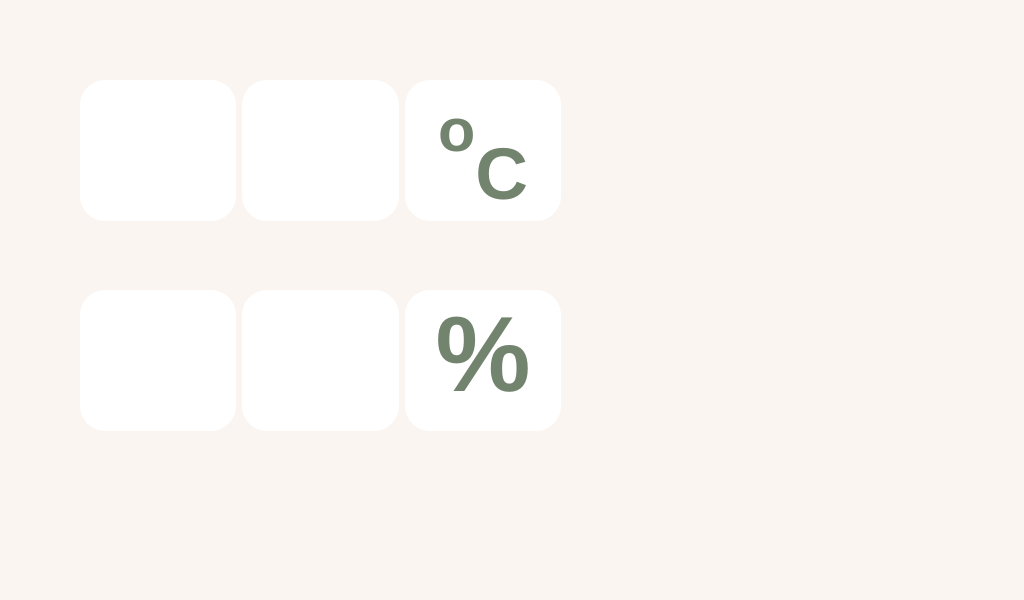
This is iot/kiosk/kiosk.ui in YOUNPRIZE/ChameleHOME as Qt 5 draws it before an edit. The edited form follows.
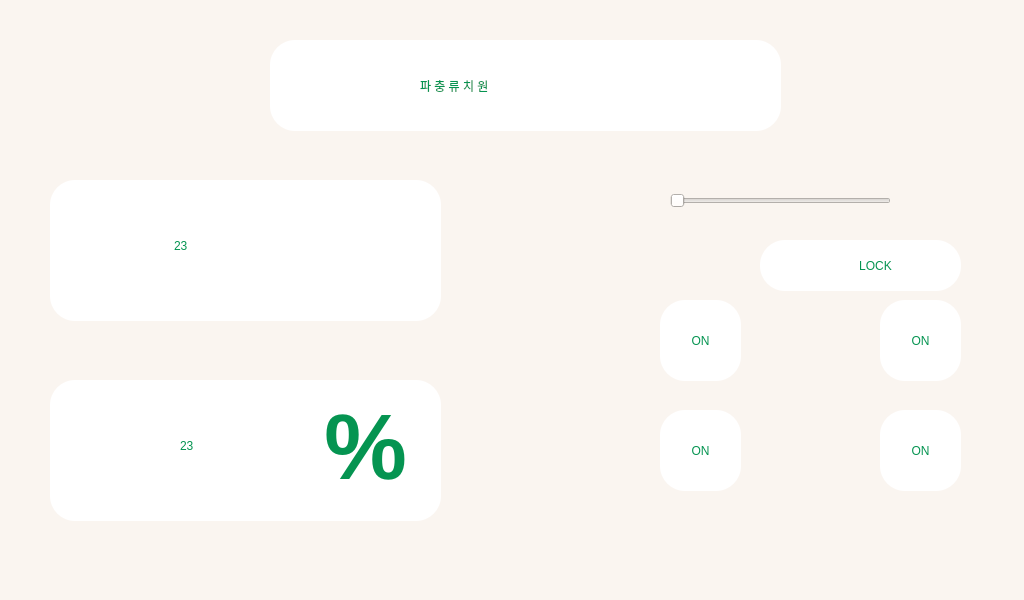
This is the edited form. Icons and pictures are not drawn.

Commit message: [Update] Jira : S09P12A101-248, S09P12A101-249 1. test and makes serial communication 2. add lock func in kiosk

Patch:
```diff
--- a/iot/kiosk/kiosk.ui
+++ b/iot/kiosk/kiosk.ui
@@ -23,90 +23,428 @@
    <widget class="QWidget" name="horizontalLayoutWidget">
     <property name="geometry">
      <rect>
-      <x>80</x>
-      <y>80</y>
-      <width>481</width>
-      <height>141</height>
+      <x>560</x>
+      <y>150</y>
+      <width>331</width>
+      <height>91</height>
      </rect>
     </property>
-    <layout class="QHBoxLayout" name="horizontalLayout">
-     <item>
-      <widget class="QColumnView" name="temp_img">
-       <property name="styleSheet">
-        <string notr="true">background-color: rgb(255, 255, 255);
-border-image: url(:/newPrefix/temp.png);
-border-radius: 25%</string>
-       </property>
-      </widget>
-     </item>
-     <item>
-      <widget class="QColumnView" name="temp_val">
-       <property name="styleSheet">
-        <string notr="true">background-color: rgb(255, 255, 255);
-border-radius: 25%</string>
-       </property>
-      </widget>
-     </item>
-     <item>
-      <widget class="QTextBrowser" name="temp_unit">
-       <property name="styleSheet">
-        <string notr="true">background-color: rgb(255, 255, 255);
-border-radius: 25%</string>
-       </property>
-       <property name="html">
-        <string>&lt;!DOCTYPE HTML PUBLIC &quot;-//W3C//DTD HTML 4.0//EN&quot; &quot;http://www.w3.org/TR/REC-html40/strict.dtd&quot;&gt;
-&lt;html&gt;&lt;head&gt;&lt;meta name=&quot;qrichtext&quot; content=&quot;1&quot; /&gt;&lt;style type=&quot;text/css&quot;&gt;
-p, li { white-space: pre-wrap; }
-&lt;/style&gt;&lt;/head&gt;&lt;body style=&quot; font-family:'Sans Serif'; font-size:9pt; font-weight:400; font-style:normal;&quot;&gt;
-&lt;p align=&quot;center&quot; style=&quot; margin-top:0px; margin-bottom:0px; margin-left:0px; margin-right:0px; -qt-block-indent:0; text-indent:0px;&quot;&gt;&lt;span style=&quot; font-size:70pt; font-weight:600; color:#72836e; vertical-align:super;&quot;&gt;o&lt;/span&gt;&lt;span style=&quot; font-size:83pt; font-weight:600; color:#72836e; vertical-align:sub;&quot;&gt;C&lt;/span&gt;&lt;/p&gt;&lt;/body&gt;&lt;/html&gt;</string>
-       </property>
-      </widget>
-     </item>
-    </layout>
+    <widget class="QColumnView" name="columnView">
+     <property name="geometry">
+      <rect>
+       <x>10</x>
+       <y>10</y>
+       <width>81</width>
+       <height>81</height>
+      </rect>
+     </property>
+     <property name="styleSheet">
+      <string notr="true">border-image: url(:/newPrefix/led.png);
+border-radius: 25%;</string>
+     </property>
+    </widget>
+    <widget class="QSlider" name="horizontalSlider">
+     <property name="geometry">
+      <rect>
+       <x>110</x>
+       <y>30</y>
+       <width>221</width>
+       <height>41</height>
+      </rect>
+     </property>
+     <property name="styleSheet">
+      <string notr="true">selection-color: rgb(157, 178, 151);
+</string>
+     </property>
+     <property name="maximum">
+      <number>255</number>
+     </property>
+     <property name="singleStep">
+      <number>3</number>
+     </property>
+     <property name="orientation">
+      <enum>Qt::Horizontal</enum>
+     </property>
+    </widget>
    </widget>
    <widget class="QWidget" name="horizontalLayoutWidget_2">
     <property name="geometry">
      <rect>
-      <x>80</x>
-      <y>290</y>
-      <width>481</width>
+      <x>50</x>
+      <y>380</y>
+      <width>391</width>
       <height>141</height>
      </rect>
     </property>
-    <layout class="QHBoxLayout" name="horizontalLayout_2">
-     <item>
-      <widget class="QColumnView" name="hunid_img">
-       <property name="styleSheet">
-        <string notr="true">background-color: rgb(255, 255, 255);
+    <property name="styleSheet">
+     <string notr="true">background-color: rgb(255, 255, 255);
+border-radius: 25%;</string>
+    </property>
+    <widget class="QColumnView" name="humid_img">
+     <property name="geometry">
+      <rect>
+       <x>20</x>
+       <y>20</y>
+       <width>101</width>
+       <height>101</height>
+      </rect>
+     </property>
+     <property name="styleSheet">
+      <string notr="true">background-color: rgb(255, 255, 255);
 border-image: url(:/newPrefix/humid.png);
 border-radius: 25%</string>
-       </property>
-      </widget>
-     </item>
-     <item>
-      <widget class="QColumnView" name="humid_val">
-       <property name="styleSheet">
-        <string notr="true">background-color: rgb(255, 255, 255);
+     </property>
+    </widget>
+    <widget class="QTextBrowser" name="humid_unit">
+     <property name="geometry">
+      <rect>
+       <x>250</x>
+       <y>10</y>
+       <width>131</width>
+       <height>121</height>
+      </rect>
+     </property>
+     <property name="styleSheet">
+      <string notr="true">background-color: rgb(255, 255, 255);
+border-radius: 25%;
+color: rgb(5, 148, 81);</string>
+     </property>
+     <property name="html">
+      <string>&lt;!DOCTYPE HTML PUBLIC &quot;-//W3C//DTD HTML 4.0//EN&quot; &quot;http://www.w3.org/TR/REC-html40/strict.dtd&quot;&gt;
+&lt;html&gt;&lt;head&gt;&lt;meta name=&quot;qrichtext&quot; content=&quot;1&quot; /&gt;&lt;meta charset=&quot;utf-8&quot; /&gt;&lt;style type=&quot;text/css&quot;&gt;
+p, li { white-space: pre-wrap; }
+hr { height: 1px; border-width: 0; }
+li.unchecked::marker { content: &quot;\2610&quot;; }
+li.checked::marker { content: &quot;\2612&quot;; }
+&lt;/style&gt;&lt;/head&gt;&lt;body style=&quot; font-family:'맑은 고딕'; font-size:9pt; font-weight:400; font-style:normal;&quot;&gt;
+&lt;p align=&quot;center&quot; style=&quot; margin-top:0px; margin-bottom:0px; margin-left:0px; margin-right:0px; -qt-block-indent:0; text-indent:0px;&quot;&gt;&lt;span style=&quot; font-family:'Sans Serif'; font-size:70pt; font-weight:600; color:#059451;&quot;&gt;%&lt;/span&gt;&lt;/p&gt;&lt;/body&gt;&lt;/html&gt;</string>
+     </property>
+    </widget>
+    <widget class="QLabel" name="humid_val">
+     <property name="geometry">
+      <rect>
+       <x>130</x>
+       <y>30</y>
+       <width>121</width>
+       <height>71</height>
+      </rect>
+     </property>
+     <property name="styleSheet">
+      <string notr="true">background-color: rgb(255, 255, 255);
+color: rgb(5, 148, 81);
+font-weight: &quot;Bolder&quot;;
+font: 700 62pt &quot;맑은 고딕&quot;;
+</string>
+     </property>
+     <property name="text">
+      <string>23</string>
+     </property>
+    </widget>
+   </widget>
+   <widget class="QWidget" name="widget_3" native="true">
+    <property name="geometry">
+     <rect>
+      <x>50</x>
+      <y>180</y>
+      <width>391</width>
+      <height>141</height>
+     </rect>
+    </property>
+    <property name="styleSheet">
+     <string notr="true">background-color: rgb(255, 255, 255);
+border-radius: 25%;</string>
+    </property>
+    <widget class="QColumnView" name="temp_img">
+     <property name="geometry">
+      <rect>
+       <x>0</x>
+       <y>10</y>
+       <width>131</width>
+       <height>121</height>
+      </rect>
+     </property>
+     <property name="styleSheet">
+      <string notr="true">background-color: rgb(255, 255, 255);
+border-image: url(:/newPrefix/temp.png);
+border-image: url(:/newPrefix/temp.png);
 border-radius: 25%</string>
-       </property>
-      </widget>
-     </item>
-     <item>
-      <widget class="QTextBrowser" name="humid_unit">
-       <property name="styleSheet">
-        <string notr="true">background-color: rgb(255, 255, 255);
+     </property>
+    </widget>
+    <widget class="QTextBrowser" name="temp_unit">
+     <property name="geometry">
+      <rect>
+       <x>250</x>
+       <y>10</y>
+       <width>111</width>
+       <height>101</height>
+      </rect>
+     </property>
+     <property name="styleSheet">
+      <string notr="true">background-color: rgb(255, 255, 255);
+border-image: url(:/newPrefix/temperature_celsius_icon_137115.png);
 border-radius: 25%</string>
-       </property>
-       <property name="html">
-        <string>&lt;!DOCTYPE HTML PUBLIC &quot;-//W3C//DTD HTML 4.0//EN&quot; &quot;http://www.w3.org/TR/REC-html40/strict.dtd&quot;&gt;
-&lt;html&gt;&lt;head&gt;&lt;meta name=&quot;qrichtext&quot; content=&quot;1&quot; /&gt;&lt;style type=&quot;text/css&quot;&gt;
+     </property>
+     <property name="html">
+      <string>&lt;!DOCTYPE HTML PUBLIC &quot;-//W3C//DTD HTML 4.0//EN&quot; &quot;http://www.w3.org/TR/REC-html40/strict.dtd&quot;&gt;
+&lt;html&gt;&lt;head&gt;&lt;meta name=&quot;qrichtext&quot; content=&quot;1&quot; /&gt;&lt;meta charset=&quot;utf-8&quot; /&gt;&lt;style type=&quot;text/css&quot;&gt;
 p, li { white-space: pre-wrap; }
-&lt;/style&gt;&lt;/head&gt;&lt;body style=&quot; font-family:'Sans Serif'; font-size:9pt; font-weight:400; font-style:normal;&quot;&gt;
-&lt;p align=&quot;center&quot; style=&quot; margin-top:0px; margin-bottom:0px; margin-left:0px; margin-right:0px; -qt-block-indent:0; text-indent:0px;&quot;&gt;&lt;span style=&quot; font-size:80pt; font-weight:600; color:#72836e;&quot;&gt;%&lt;/span&gt;&lt;/p&gt;&lt;/body&gt;&lt;/html&gt;</string>
-       </property>
-      </widget>
-     </item>
-    </layout>
+hr { height: 1px; border-width: 0; }
+li.unchecked::marker { content: &quot;\2610&quot;; }
+li.checked::marker { content: &quot;\2612&quot;; }
+&lt;/style&gt;&lt;/head&gt;&lt;body style=&quot; font-family:'맑은 고딕'; font-size:9pt; font-weight:400; font-style:normal;&quot;&gt;
+&lt;p align=&quot;center&quot; style=&quot;-qt-paragraph-type:empty; margin-top:0px; margin-bottom:0px; margin-left:0px; margin-right:0px; -qt-block-indent:0; text-indent:0px;&quot;&gt;&lt;br /&gt;&lt;/p&gt;&lt;/body&gt;&lt;/html&gt;</string>
+     </property>
+    </widget>
+    <widget class="QLabel" name="temp_val">
+     <property name="geometry">
+      <rect>
+       <x>124</x>
+       <y>30</y>
+       <width>121</width>
+       <height>71</height>
+      </rect>
+     </property>
+     <property name="styleSheet">
+      <string notr="true">background-color: rgb(255, 255, 255);
+color: rgb(5, 148, 81);
+font-weight: &quot;Bolder&quot;;
+font: 700 62pt &quot;맑은 고딕&quot;;
+</string>
+     </property>
+     <property name="text">
+      <string>23</string>
+     </property>
+    </widget>
+   </widget>
+   <widget class="QPushButton" name="fan_btn">
+    <property name="geometry">
+     <rect>
+      <x>660</x>
+      <y>300</y>
+      <width>81</width>
+      <height>81</height>
+     </rect>
+    </property>
+    <property name="styleSheet">
+     <string notr="true">color: rgb(5, 148, 81);
+background-color: rgb(255, 255, 255);
+border-radius:25%;
+font: 700 22pt &quot;맑은 고딕&quot;;</string>
+    </property>
+    <property name="text">
+     <string>ON</string>
+    </property>
+   </widget>
+   <widget class="QColumnView" name="heat_img">
+    <property name="geometry">
+     <rect>
+      <x>790</x>
+      <y>300</y>
+      <width>81</width>
+      <height>81</height>
+     </rect>
+    </property>
+    <property name="styleSheet">
+     <string notr="true">border-image: url(:/newPrefix/heater.png);
+border-radius: 25%;</string>
+    </property>
+   </widget>
+   <widget class="QColumnView" name="waterfall_img">
+    <property name="geometry">
+     <rect>
+      <x>570</x>
+      <y>410</y>
+      <width>81</width>
+      <height>81</height>
+     </rect>
+    </property>
+    <property name="styleSheet">
+     <string notr="true">border-image: url(:/newPrefix/waterfall.png);
+border-radius: 25%;</string>
+    </property>
+   </widget>
+   <widget class="QColumnView" name="humidifier_img">
+    <property name="geometry">
+     <rect>
+      <x>790</x>
+      <y>410</y>
+      <width>81</width>
+      <height>81</height>
+     </rect>
+    </property>
+    <property name="styleSheet">
+     <string notr="true">border-image: url(:/newPrefix/humidifier.png);
+border-radius: 25%;</string>
+    </property>
+   </widget>
+   <widget class="QPushButton" name="heat_btn">
+    <property name="geometry">
+     <rect>
+      <x>880</x>
+      <y>300</y>
+      <width>81</width>
+      <height>81</height>
+     </rect>
+    </property>
+    <property name="styleSheet">
+     <string notr="true">color: rgb(5, 148, 81);
+background-color: rgb(255, 255, 255);
+border-radius:25%;
+font: 700 22pt &quot;맑은 고딕&quot;;</string>
+    </property>
+    <property name="text">
+     <string>ON</string>
+    </property>
+   </widget>
+   <widget class="QPushButton" name="waterfall_btn">
+    <property name="geometry">
+     <rect>
+      <x>660</x>
+      <y>410</y>
+      <width>81</width>
+      <height>81</height>
+     </rect>
+    </property>
+    <property name="styleSheet">
+     <string notr="true">color: rgb(5, 148, 81);
+background-color: rgb(255, 255, 255);
+border-radius:25%;
+font: 700 22pt &quot;맑은 고딕&quot;;</string>
+    </property>
+    <property name="text">
+     <string>ON</string>
+    </property>
+   </widget>
+   <widget class="QPushButton" name="humidifier_btn">
+    <property name="geometry">
+     <rect>
+      <x>880</x>
+      <y>410</y>
+      <width>81</width>
+      <height>81</height>
+     </rect>
+    </property>
+    <property name="styleSheet">
+     <string notr="true">color: rgb(5, 148, 81);
+background-color: rgb(255, 255, 255);
+border-radius:25%;
+font: 700 22pt &quot;맑은 고딕&quot;;</string>
+    </property>
+    <property name="text">
+     <string>ON</string>
+    </property>
+   </widget>
+   <widget class="QColumnView" name="fan_img">
+    <property name="geometry">
+     <rect>
+      <x>570</x>
+      <y>300</y>
+      <width>81</width>
+      <height>81</height>
+     </rect>
+    </property>
+    <property name="styleSheet">
+     <string notr="true">border-image: url(:/newPrefix/fan.png);
+border-radius: 25%;</string>
+    </property>
+   </widget>
+   <widget class="QWidget" name="widget_4" native="true">
+    <property name="geometry">
+     <rect>
+      <x>270</x>
+      <y>40</y>
+      <width>511</width>
+      <height>91</height>
+     </rect>
+    </property>
+    <property name="styleSheet">
+     <string notr="true">background-color: rgb(255, 255, 255);
+border-radius: 25%;</string>
+    </property>
+    <widget class="QFrame" name="frame">
+     <property name="geometry">
+      <rect>
+       <x>10</x>
+       <y>10</y>
+       <width>120</width>
+       <height>80</height>
+      </rect>
+     </property>
+     <property name="styleSheet">
+      <string notr="true">border-image: url(:/newPrefix/retile01.png);
+border-radius: 25%;</string>
+     </property>
+     <property name="frameShape">
+      <enum>QFrame::StyledPanel</enum>
+     </property>
+     <property name="frameShadow">
+      <enum>QFrame::Raised</enum>
+     </property>
+    </widget>
+    <widget class="QLabel" name="title">
+     <property name="geometry">
+      <rect>
+       <x>150</x>
+       <y>10</y>
+       <width>351</width>
+       <height>71</height>
+      </rect>
+     </property>
+     <property name="styleSheet">
+      <string notr="true">font: 700 36pt &quot;맑은 고딕&quot;;
+color: rgb(5, 148, 81);
+background-color: rgb(255, 255, 255);</string>
+     </property>
+     <property name="text">
+      <string>파 충 류 치 원 </string>
+     </property>
+    </widget>
+   </widget>
+   <widget class="QWidget" name="lock" native="true">
+    <property name="geometry">
+     <rect>
+      <x>760</x>
+      <y>240</y>
+      <width>201</width>
+      <height>51</height>
+     </rect>
+    </property>
+    <property name="styleSheet">
+     <string notr="true">background-color: rgb(255, 255, 255);
+border-radius: 25%;</string>
+    </property>
+    <widget class="QWidget" name="lock_img" native="true">
+     <property name="geometry">
+      <rect>
+       <x>20</x>
+       <y>10</y>
+       <width>31</width>
+       <height>31</height>
+      </rect>
+     </property>
+     <property name="styleSheet">
+      <string notr="true">border-image: url(:/newPrefix/lock.png);</string>
+     </property>
+    </widget>
+    <widget class="QPushButton" name="lock_btn">
+     <property name="geometry">
+      <rect>
+       <x>60</x>
+       <y>10</y>
+       <width>111</width>
+       <height>31</height>
+      </rect>
+     </property>
+     <property name="styleSheet">
+      <string notr="true">color: rgb(5, 148, 81);
+background-color: rgb(255, 255, 255);
+border-radius: 50%;
+font: 700 18pt &quot;맑은 고딕&quot;;</string>
+     </property>
+     <property name="text">
+      <string>LOCK</string>
+     </property>
+    </widget>
    </widget>
   </widget>
   <widget class="QMenuBar" name="menubar">
```
Left out of the diff: 116 changed lines with no effect on the pictures. The commit also changes 7 other files.
